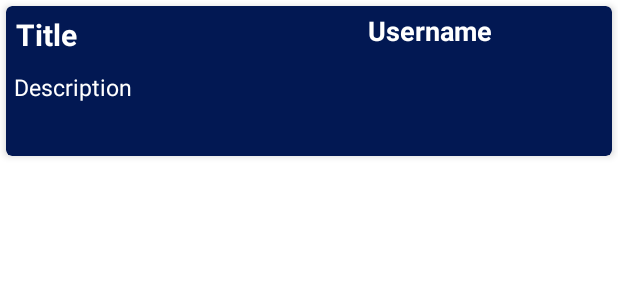
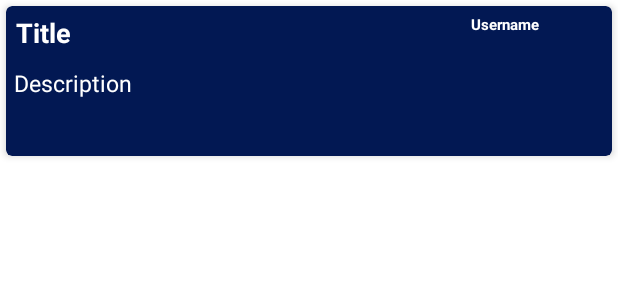
Before and after one commit to cglansford/CryptoAppFYP, an Android app: the layout forum_post_rv_item.xml on its own in the app's theme, with its tools: preview values and no code run, on a phone screen of 412 x 824 dp. Shown: the top 300 px of the screen. Run offline under Robolectric (Android 15) with nearby library versions, the phone set to English and light mode, and no system bars; network calls fail.

Commit message:
User can create forum posts from news articles

```diff
--- a/app/src/main/java/com/example/cryptoapp/MainActivity.java
+++ b/app/src/main/java/com/example/cryptoapp/MainActivity.java
@@ -122,6 +122,8 @@ public class MainActivity extends AppCompatActivity implements CurrencyRVAdapter
 
     }
 
+
+
     ItemTouchHelper.SimpleCallback callback = new ItemTouchHelper.SimpleCallback(0, ItemTouchHelper.RIGHT) {
         @Override
         public boolean onMove(@NonNull RecyclerView recyclerView, @NonNull RecyclerView.ViewHolder viewHolder, @NonNull RecyclerView.ViewHolder target) {
@@ -137,6 +139,8 @@ public class MainActivity extends AppCompatActivity implements CurrencyRVAdapter
             intent.putExtra("currencyName", currencyRVModelArrayList.get(pos).getName());
             startActivity(intent);
             }
+
+
     };
 
     //Create filter function to be able to search for a particular coin
--- a/app/src/main/java/com/example/cryptoapp/NewsRVModel.java
+++ b/app/src/main/java/com/example/cryptoapp/NewsRVModel.java
@@ -1,6 +1,10 @@
 package com.example.cryptoapp;
 
-public class NewsRVModel {
+import android.os.Parcelable;
+
+import java.io.Serializable;
+
+public class NewsRVModel implements Serializable {
     private String headline;
     private String sourceURL;
     private String sourceName;
--- /dev/null
+++ b/app/src/main/java/com/example/cryptoapp/RecyclerViewInterface.java
@@ -0,0 +1,5 @@
+package com.example.cryptoapp;
+
+public interface RecyclerViewInterface {
+    void onItemLongClick(int position);
+}
--- a/app/src/main/res/layout/activity_add_post.xml
+++ b/app/src/main/res/layout/activity_add_post.xml
@@ -18,7 +18,7 @@
         android:hint="Post Title"
         app:helperText="Required*"
         app:counterEnabled="true"
-        app:counterMaxLength="20"
+        app:counterMaxLength="100"
         app:endIconMode="clear_text"
 
         app:helperTextTextColor="@color/red"
@@ -30,7 +30,7 @@
             android:id="@+id/idInputPostTitle"
             android:layout_width="match_parent"
             android:layout_height="wrap_content"
-            android:maxLength="20"/>
+            android:maxLength="100"/>
     </com.google.android.material.textfield.TextInputLayout>
 
     <com.google.android.material.textfield.TextInputLayout
--- a/app/src/main/res/layout/forum_post_rv_item.xml
+++ b/app/src/main/res/layout/forum_post_rv_item.xml
@@ -15,20 +15,20 @@
 
         <TextView
             android:id="@+id/idPostTitle"
-            android:layout_width="204dp"
+            android:layout_width="302dp"
             android:layout_height="wrap_content"
             android:layout_alignParentStart="true"
             android:layout_alignParentEnd="true"
             android:layout_marginStart="3dp"
             android:layout_marginTop="2dp"
-            android:layout_marginEnd="196dp"
+            android:layout_marginEnd="98dp"
             android:layout_marginRight="165dp"
             android:layout_marginBottom="2dp"
             android:hint="Title"
             android:padding="3dp"
             android:textColor="@color/white"
             android:textColorHint="@color/white"
-            android:textSize="20sp"
+            android:textSize="18sp"
             android:textStyle="bold" />
 
         <TextView
@@ -48,16 +48,16 @@
 
         <TextView
             android:id="@+id/idPostUsername"
-            android:layout_width="159dp"
-            android:layout_height="wrap_content"
+            android:layout_width="97dp"
+            android:layout_height="25dp"
             android:layout_alignParentTop="true"
             android:layout_alignParentEnd="true"
-            android:layout_marginTop="4dp"
-            android:layout_marginEnd="3dp"
+            android:layout_marginTop="5dp"
+            android:layout_marginEnd="-3dp"
             android:hint="Username"
             android:textColor="@color/white"
             android:textColorHint="@color/white"
-            android:textSize="18dp"
+            android:textSize="10dp"
             android:textStyle="bold" />
 
     </RelativeLayout>
```
Also changed, not shown: app/src/main/java/com/example/cryptoapp/AddPost.java (+8 -0 lines), app/src/main/java/com/example/cryptoapp/News.java (+12 -4 lines), app/src/main/java/com/example/cryptoapp/NewsRVAdapter.java (+20 -4 lines).
